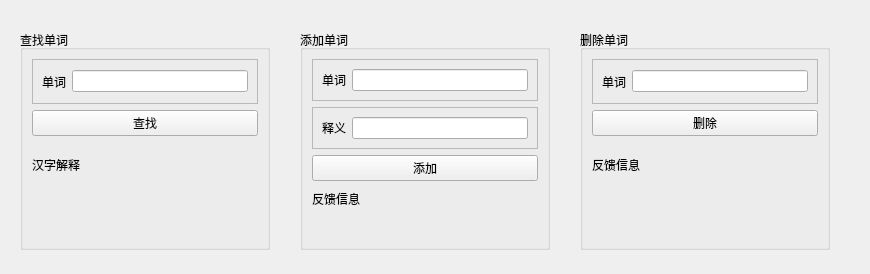
Old version of the form dictionarypj/form1.ui in the repository WwwwwyDev/english-chinese-dictionary.
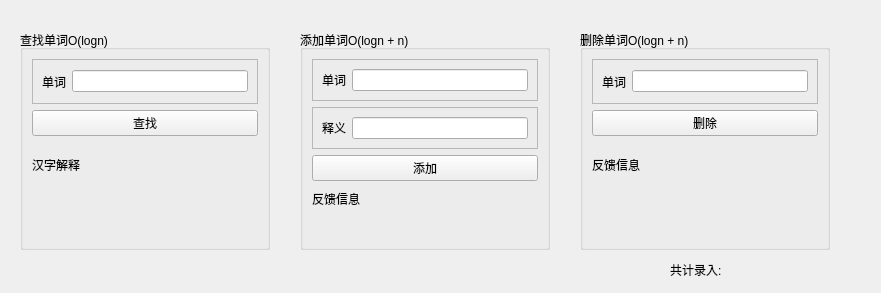
New version of the form.

```diff
--- a/dictionarypj/form1.ui
+++ b/dictionarypj/form1.ui
@@ -6,8 +6,8 @@
    <rect>
     <x>0</x>
     <y>0</y>
-    <width>870</width>
-    <height>274</height>
+    <width>881</width>
+    <height>293</height>
    </rect>
   </property>
   <property name="windowTitle">
@@ -23,7 +23,7 @@
     </rect>
    </property>
    <property name="title">
-    <string>查找单词</string>
+    <string>查找单词O(logn)</string>
    </property>
    <layout class="QVBoxLayout" name="verticalLayout">
     <item>
@@ -81,7 +81,7 @@
     </rect>
    </property>
    <property name="title">
-    <string>添加单词</string>
+    <string>添加单词O(logn + n)</string>
    </property>
    <layout class="QVBoxLayout" name="verticalLayout_2">
     <item>
@@ -161,7 +161,7 @@
     </rect>
    </property>
    <property name="title">
-    <string>删除单词</string>
+    <string>删除单词O(logn + n)</string>
    </property>
    <layout class="QVBoxLayout" name="verticalLayout_3">
     <item>
@@ -209,6 +209,32 @@
     </item>
    </layout>
   </widget>
+  <widget class="QLabel" name="label_11">
+   <property name="geometry">
+    <rect>
+     <x>670</x>
+     <y>260</y>
+     <width>71</width>
+     <height>20</height>
+    </rect>
+   </property>
+   <property name="text">
+    <string>共计录入:</string>
+   </property>
+  </widget>
+  <widget class="QLabel" name="label_12">
+   <property name="geometry">
+    <rect>
+     <x>750</x>
+     <y>260</y>
+     <width>68</width>
+     <height>15</height>
+    </rect>
+   </property>
+   <property name="text">
+    <string/>
+   </property>
+  </widget>
  </widget>
  <resources/>
  <connections/>
```
